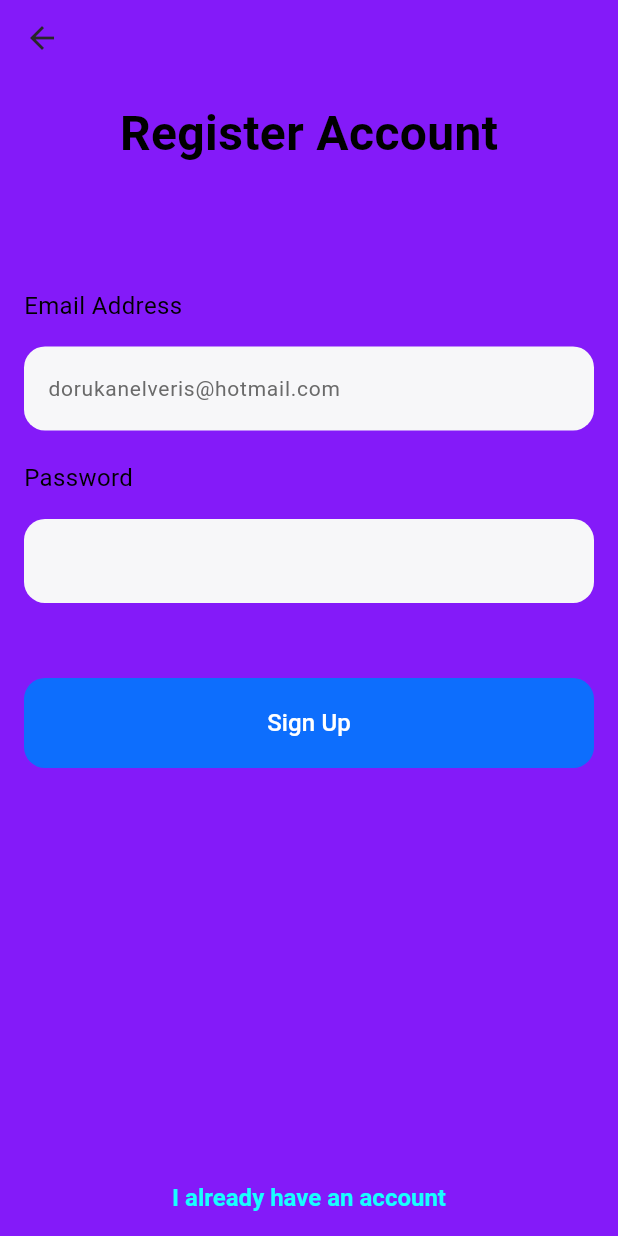
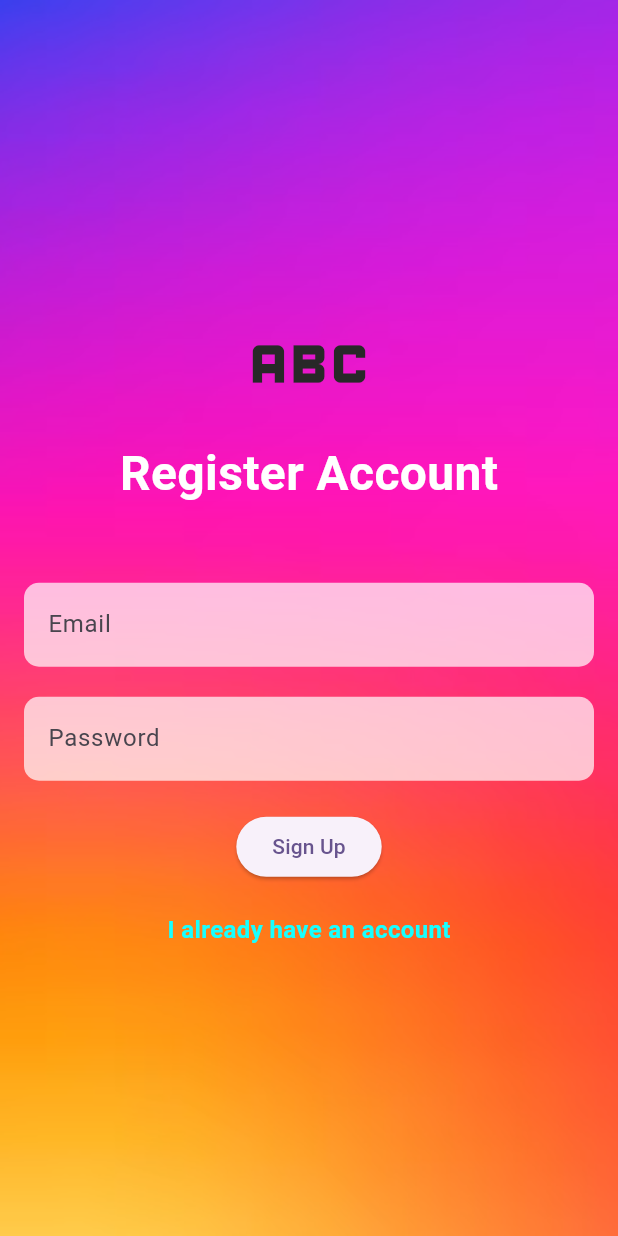
Before and after one commit to dorukanel/Instagram_Clone, a Flutter app: the Signup screen opened by its route, on a phone screen of 412 x 824 dp. Run offline on Flutter 3.47's test engine with Material 3 defaults, Android fonts, the phone set to English and light mode, and no system bars; our stand-ins replace firebase_auth, firebase_core, image_picker; accounts and stored records are empty; network calls fail.

Commit message:
Small fixes

```diff
--- a/lib/main.dart
+++ b/lib/main.dart
@@ -31,7 +31,7 @@ class MyApp extends StatelessWidget {
         colorScheme: ColorScheme.fromSeed(seedColor: Colors.deepPurple),
         useMaterial3: true,
       ),
-      initialRoute: '/home',
+      initialRoute: '/',
       routes: {
         '/': (context) =>  LoginScreen(),
         '/signup': (context) =>  Signup(),
--- a/lib/pages/login_screen.dart
+++ b/lib/pages/login_screen.dart
@@ -15,20 +15,7 @@ class _LoginScreenState extends State<LoginScreen> {
   final TextEditingController _passwordController = TextEditingController();
   final FirebaseAuth _auth = FirebaseAuth.instance;
 
- /* Future<void> _signUp() async {
-    try {
-      final UserCredential userCredential = await _auth.createUserWithEmailAndPassword(
-        email: _emailController.text.trim(),
-        password: _passwordController.text.trim(),
-      );
-      var user = userCredential.user;
-      print("User registered successfully: ${user!.uid}");
-      // Navigate to another screen or show success message
-    } catch (e) {
-      print("Error signing up: $e");
-      // Show error message
-    }
-  }*/ // LOOK IF USED OR NOT
+
   Future<void> _login() async {
     try {
       final UserCredential userCredential = await _auth.signInWithEmailAndPassword(
--- a/lib/pages/signup_screen.dart
+++ b/lib/pages/signup_screen.dart
@@ -4,6 +4,8 @@ import 'package:flutter/gestures.dart';
 import 'package:flutter/material.dart';
 
 
+
+// Signup Screen
 class Signup extends StatelessWidget {
   Signup({super.key});
 
@@ -13,165 +15,108 @@ class Signup extends StatelessWidget {
   @override
   Widget build(BuildContext context) {
     return Scaffold(
-        backgroundColor: Color(0xFF841AF9), // colorzilla-> basina 0xFF
-        resizeToAvoidBottomInset: true,
-        bottomNavigationBar: _signin(context),
-        appBar: AppBar(
-          backgroundColor: Colors.transparent,
-          elevation: 0,
-          toolbarHeight: 50,
+            body: Container(
+        decoration: const BoxDecoration(
+          image: DecorationImage(
+            image: AssetImage("assets/images/insta_login_bg.png"),
+            fit: BoxFit.cover,
           ),
-        body: SafeArea(
-          child: SingleChildScrollView(
-            padding: const EdgeInsets.symmetric(horizontal: 16, vertical: 16),
+        ),
+        child: Center(
+          child: Padding(
+            padding: const EdgeInsets.all(16.0),
             child: Column(
+              mainAxisAlignment: MainAxisAlignment.center,
               children: [
-                Center(
-                  child: Text('Register Account',
+                const Icon(Icons.abc, size: 100),
+                Text('Register Account',
                     style: TextStyle(
-                          color: Colors.black,
+                        color: Colors.white,
                         fontWeight: FontWeight.bold,
                         fontSize: 32)),
-                ),
-                const SizedBox(
-                  height: 80,
-                ),
-                _emailAddress(),
-                const SizedBox(
-                  height: 20,
-                ),
+                const SizedBox(height: 50),
+                _email(),
+                const SizedBox(height: 20),
                 _password(),
-                const SizedBox(
-                  height: 50,
-                ),
-                _signup(context),
+                const SizedBox(height: 20),
+                _signupButton(context),
+                const SizedBox(height: 20),
+                _alreadyHaveAnAccount(context),
               ],
             ),
+          )
           ),
-        ));
-  }
+        ),
 
-  Widget _emailAddress() {
-    return Column(
-      mainAxisAlignment: MainAxisAlignment.start,
-      crossAxisAlignment: CrossAxisAlignment.start,
-      children: [
-        Text(
-          'Email Address',
-          style:  TextStyle(
-                  color: Colors.black,
-                  fontWeight: FontWeight.normal,
-                  fontSize: 16)),
-
-        const SizedBox(
-          height: 16,
-        ),
-        TextField(
-          controller: _emailController,
-          decoration: InputDecoration(
-              filled: true,
-              hintText: 'dorukanelveris@hotmail.com',
-              hintStyle: const TextStyle(
-                  color: Color(0xff6A6A6A),
-                  fontWeight: FontWeight.normal,
-                  fontSize: 14),
-              fillColor: const Color(0xffF7F7F9),
-              border: OutlineInputBorder(
-                  borderSide: BorderSide.none,
-                  borderRadius: BorderRadius.circular(14))),
-        )
-      ],
     );
   }
 
+  // Email input
+  Widget _email() {
+    return TextField(
+      controller: _emailController,
+      decoration: InputDecoration(
+        hintText: 'Email',
+        filled: true,
+        fillColor: Colors.white70,
+        border: OutlineInputBorder(
+          borderRadius: BorderRadius.circular(10),
+          borderSide: BorderSide.none,
+        ),
+      ),
+    );
+  }
+
+  // Password input
   Widget _password() {
-    return Column(
-      mainAxisAlignment: MainAxisAlignment.start,
-      crossAxisAlignment: CrossAxisAlignment.start,
-      children: [
-        Text(
-          'Password',
-          style:  TextStyle(
-                  color: Colors.black,
-                  fontWeight: FontWeight.normal,
-                  fontSize: 16)),
-
-        const SizedBox(
-          height: 16,
-        ),
-        TextField(
+    return TextField(
       controller: _passwordController,
       obscureText: true,
       decoration: InputDecoration(
+        hintText: 'Password',
         filled: true,
-              fillColor: const Color(0xffF7F7F9),
+        fillColor: Colors.white70,
         border: OutlineInputBorder(
+          borderRadius: BorderRadius.circular(10),
           borderSide: BorderSide.none,
-                  borderRadius: BorderRadius.circular(14))),
-        )
-      ],
+
+        ),
+      ),
     );
+
   }
 
-  Widget _signup(BuildContext context) {
+
+  // Signup button
+  Widget _signupButton(BuildContext context) {
+
     return ElevatedButton(
-
-      style: ElevatedButton.styleFrom(
-
-        backgroundColor: const Color(0xff0D6EFD),
-        shape: RoundedRectangleBorder(
-          borderRadius: BorderRadius.circular(14),
-
-        ),
-        alignment: Alignment.center,
-        minimumSize:  Size(double.infinity, 60),
-        elevation: 0,
-      ),
       onPressed: () async {
         await AuthService().signup(
             email: _emailController.text,
             password: _passwordController.text,
             context: context);
       },
-      child: const Text("Sign Up",style: TextStyle(color: Colors.white,fontSize: 16),),
+      child: const Text("Sign Up", style: TextStyle( fontSize: 14)),
     );
   }
 
-  Widget _signin(BuildContext context) {
-    return Padding(
-      padding: const EdgeInsets.only(bottom: 16),
-
-      child: RichText(
-          textAlign: TextAlign.center,
-          text: TextSpan(children: [
-             TextSpan(
-              text: "I already have an account ",
+  // Already have an account link
+  Widget _alreadyHaveAnAccount(BuildContext context) {
+    return GestureDetector(
+      onTap: () {
+        Navigator.push(
+          context,
+          MaterialPageRoute(builder: (context) => LoginScreen()),
+        );
+      },
+      child: Text(
+        "I already have an account",
         style: TextStyle(
             color: Colors.cyanAccent,
             fontWeight: FontWeight.bold,
             fontSize: 16),
-              recognizer: TapGestureRecognizer()
-                ..onTap = () {
-                  Navigator.push(
-                    context,
-                    MaterialPageRoute(builder: (context) => LoginScreen()),
-                  );
-                }),
-
-           /* TextSpan(
-                text: "Log In",
-                style: const TextStyle(
-                    color: Color(0xff1A1D1E),
-                    fontWeight: FontWeight.normal,
-                    fontSize: 16),
-                recognizer: TapGestureRecognizer()
-                  ..onTap = () {
-                    Navigator.push(
-                      context,
-                      MaterialPageRoute(builder: (context) => LoginScreen()),
-                    );
-                  }),*/
-          ])),
+      ),
     );
   }
 }
```
Lines whose indentation alone changed are shown as unchanged.
